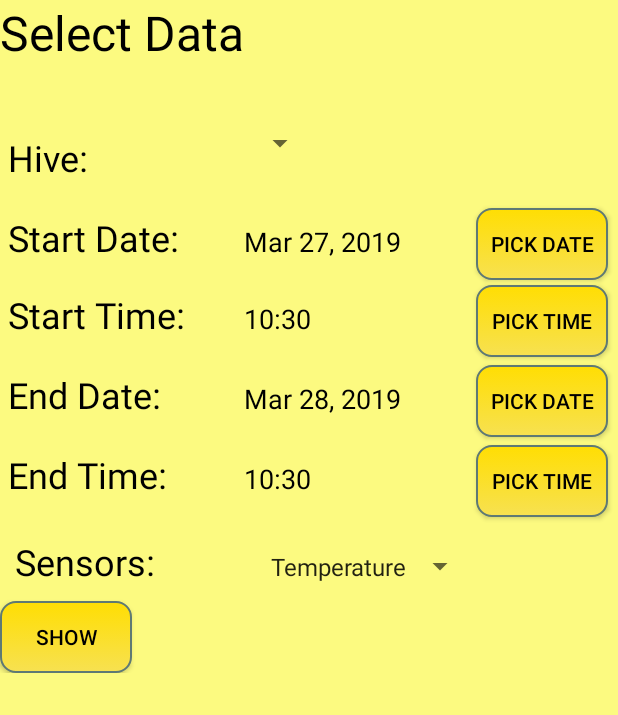
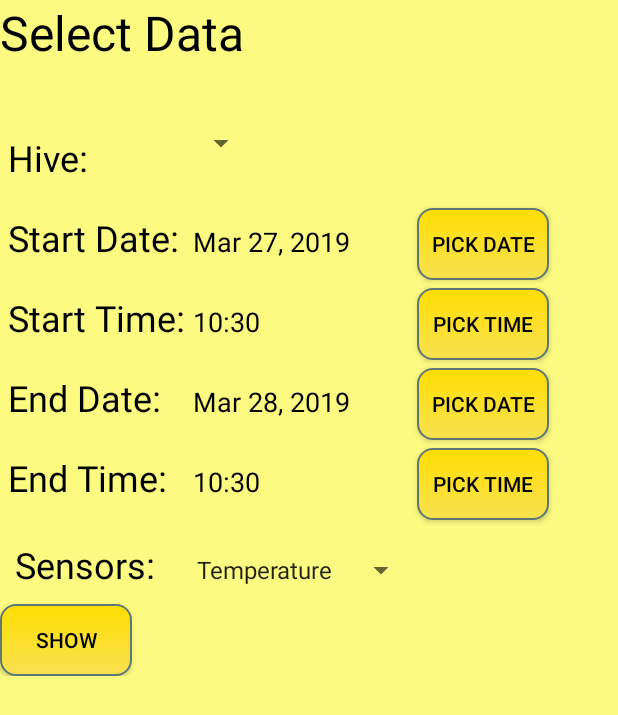
Before and after one commit to Daineish/Capstone-2019-YycBeeswax, an Android app: the SensorDetailsActivity screen opened directly, with no data from a screen before it, on a phone screen of 412 x 824 dp. Shown: the top 715 px of the screen. Run offline under Robolectric (Android 15) with nearby library versions, the phone set to English and light mode, and no system bars.

Commit message:
Aesthetic changes, hopefully fixed the one layout for the S7

```diff
--- a/MobileApp/YYCbeeswaxCapstone/app/src/main/res/layout/activity_sensordetails.xml
+++ b/MobileApp/YYCbeeswaxCapstone/app/src/main/res/layout/activity_sensordetails.xml
@@ -6,27 +6,23 @@
     android:background="@color/yellow"
     android:orientation="vertical">
 
+    <TextView
+        android:id="@+id/titleView"
+        android:layout_width="wrap_content"
+        android:layout_height="wrap_content"
+        android:paddingBottom="40dp"
+        android:text="Select Data"
+        android:textColor="@android:color/black"
+        android:textSize="32dp" />
+
     <ScrollView
         android:layout_width="match_parent"
         android:layout_height="match_parent">
 
         <GridLayout
             android:layout_width="match_parent"
-            android:layout_height="wrap_content"
+            android:layout_height="match_parent"
             android:orientation="vertical">
-
-            <TextView
-                android:id="@+id/titleView"
-                android:layout_width="wrap_content"
-                android:layout_height="wrap_content"
-                android:layout_row="0"
-                android:layout_rowSpan="1"
-                android:layout_column="0"
-                android:layout_columnSpan="1"
-                android:paddingBottom="40dp"
-                android:text="Select Data"
-                android:textColor="@android:color/black"
-                android:textSize="32dp" />
 
             <TextView
                 android:id="@+id/hiveTitle"
@@ -51,6 +47,7 @@
                 android:layout_rowSpan="1"
                 android:layout_column="1"
                 android:layout_columnSpan="1"
+                android:layout_gravity="left"
                 android:theme="@style/AppTheme" />
 
             <TextView
@@ -77,8 +74,8 @@
                 android:layout_rowSpan="1"
                 android:layout_column="0"
                 android:layout_columnSpan="1"
-                android:paddingStart="5dp"
                 android:paddingLeft="5dp"
+                android:paddingTop="5dp"
                 android:paddingBottom="15dp"
                 android:text="Start Time:"
                 android:textColor="@android:color/black"
@@ -91,6 +88,7 @@
                 android:layout_row="3"
                 android:layout_column="1"
                 android:inputType="none"
+                android:paddingLeft="5dp"
                 android:paddingTop="5dp"
                 android:paddingBottom="5dp"
                 android:textColor="@android:color/black"
@@ -103,6 +101,7 @@
                 android:layout_row="5"
                 android:layout_column="1"
                 android:inputType="none"
+                android:paddingLeft="5dp"
                 android:paddingTop="5dp"
                 android:paddingBottom="5dp"
                 android:textColor="@android:color/black"
@@ -115,6 +114,7 @@
                 android:layout_row="2"
                 android:layout_column="1"
                 android:inputType="none"
+                android:paddingLeft="5dp"
                 android:paddingTop="5dp"
                 android:paddingBottom="5dp"
                 android:textColor="@android:color/black"
@@ -126,6 +126,7 @@
                 android:layout_height="wrap_content"
                 android:layout_row="3"
                 android:layout_column="2"
+                android:layout_gravity="left"
                 android:background="@drawable/button1"
                 android:onClick="showTimePickerDialog"
                 android:text="Pick Time"
@@ -137,6 +138,7 @@
                 android:layout_height="wrap_content"
                 android:layout_row="2"
                 android:layout_column="2"
+                android:layout_gravity="left"
                 android:background="@drawable/button1"
                 android:onClick="showDatePickerDialog"
                 android:text="Pick Date"
@@ -148,6 +150,7 @@
                 android:layout_height="wrap_content"
                 android:layout_row="4"
                 android:layout_column="2"
+                android:layout_gravity="left"
                 android:background="@drawable/button1"
                 android:onClick="showDatePickerDialog"
                 android:text="Pick Date"
@@ -159,6 +162,7 @@
                 android:layout_height="wrap_content"
                 android:layout_row="5"
                 android:layout_column="2"
+                android:layout_gravity="left"
                 android:background="@drawable/button1"
                 android:onClick="showTimePickerDialog"
                 android:text="Pick Time"
@@ -187,6 +191,7 @@
                 android:layout_row="4"
                 android:layout_column="1"
                 android:inputType="none"
+                android:paddingLeft="5dp"
                 android:paddingTop="5dp"
                 android:paddingBottom="5dp"
                 android:textColor="@android:color/black"
@@ -228,7 +233,7 @@
                 android:layout_rowSpan="1"
                 android:layout_column="1"
                 android:layout_columnSpan="1"
-                android:padding="10dp"
+                android:layout_gravity="left"
                 android:theme="@style/AppTheme" />
 
             <Button
```
